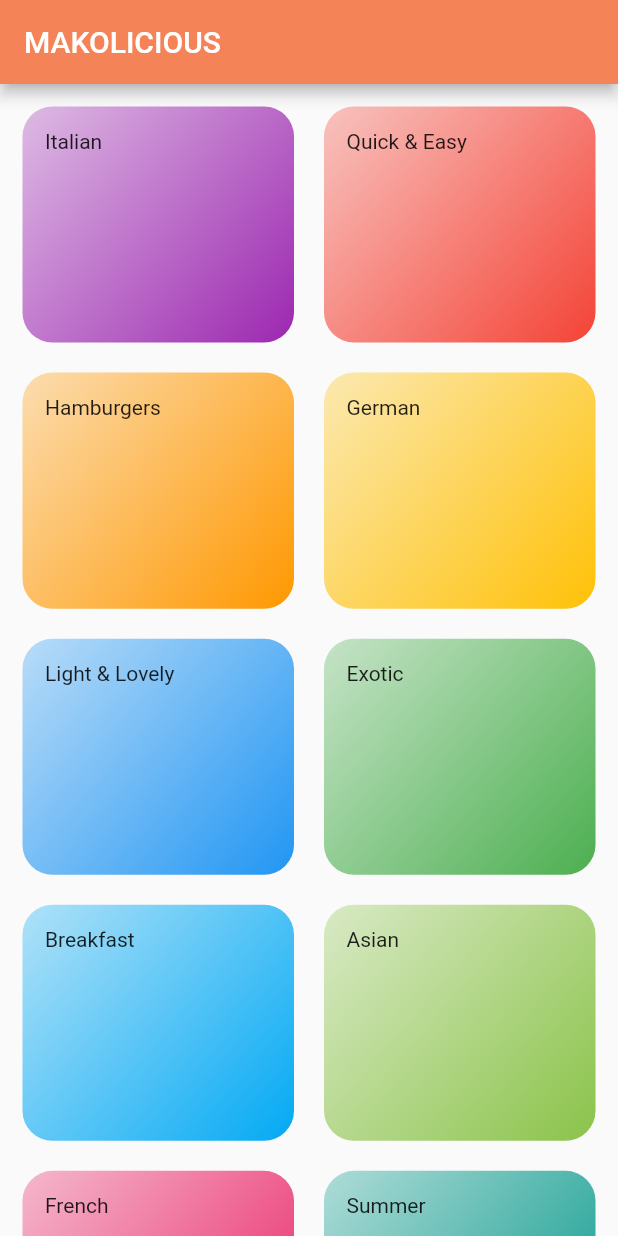
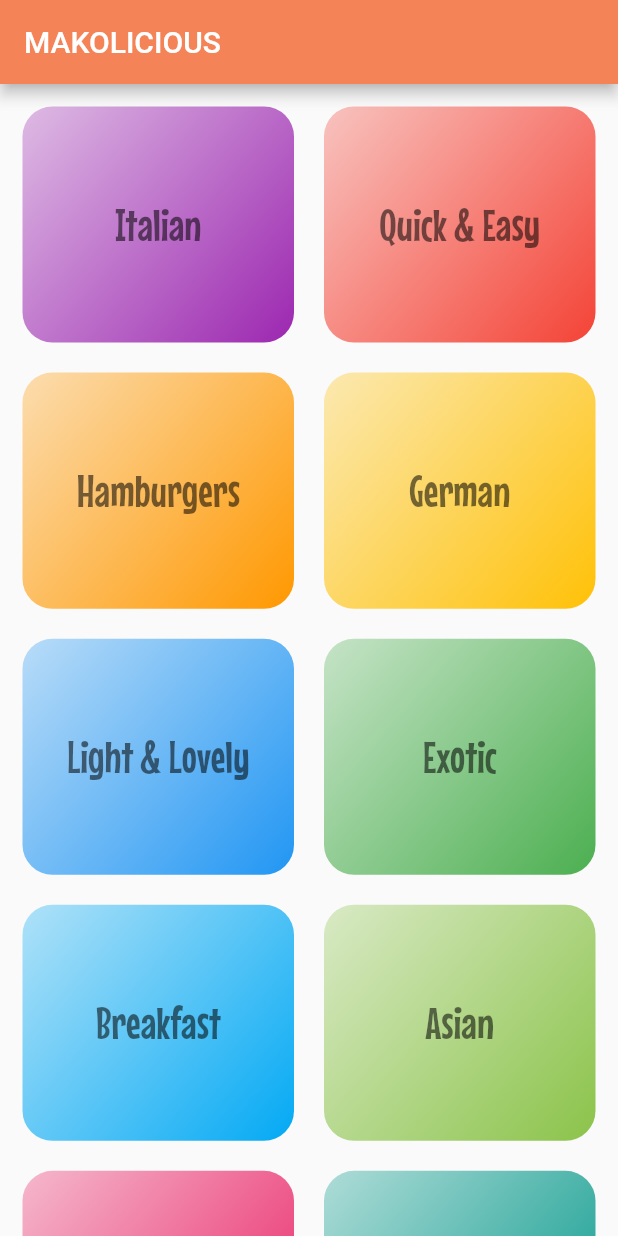
Before and after one commit to kaibalyajena/MAKOLICOUS, a Flutter app: the screen it shows after launch, on a phone screen of 412 x 824 dp. Run offline on Flutter 3.47's test engine with Material 2 defaults, Android fonts, the light colour scheme and no system bars.

Commit message:
font and center

```diff
--- a/lib/category_item.dart
+++ b/lib/category_item.dart
@@ -8,7 +8,13 @@ class CategoryItem extends StatelessWidget {
   Widget build(BuildContext context) {
     return Container(
       padding: const EdgeInsets.all(15),
-      child: Text(title),
+      child: Center(
+        child: Text(
+          title,
+          style: TextStyle(
+              fontFamily: 'MouseMemoirs', fontSize: 30, color: Colors.black54),
+        ),
+      ),
       decoration: BoxDecoration(
           gradient: LinearGradient(
               colors: [color.withOpacity(0.3), color.withOpacity(0.65), color],
```
Also changed, not shown: pubspec.yaml (+4 -5 lines), assetts/MouseMemoirs-Regular.ttf (added).
